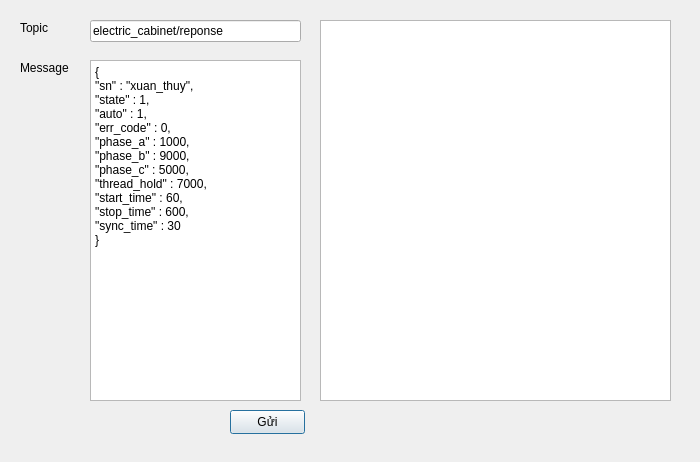
Qt form fake_mqtt.ui (LeKhacVuong/QT_osm_map_electrical_cabin) before a commit.
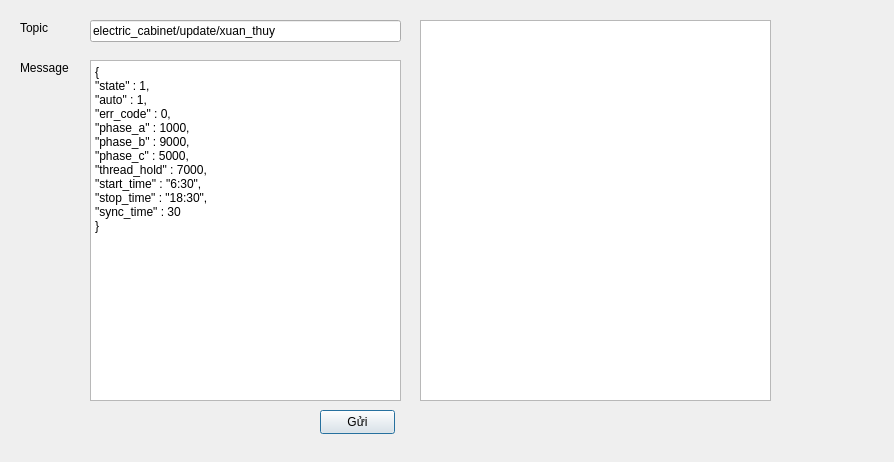
The same form after that commit.

Patch:
```diff
--- a/fake_mqtt.ui
+++ b/fake_mqtt.ui
@@ -6,7 +6,7 @@
    <rect>
     <x>0</x>
     <y>0</y>
-    <width>700</width>
+    <width>894</width>
     <height>462</height>
    </rect>
   </property>
@@ -18,12 +18,12 @@
     <rect>
      <x>90</x>
      <y>20</y>
-     <width>211</width>
+     <width>311</width>
      <height>22</height>
     </rect>
    </property>
    <property name="text">
-    <string>electric_cabinet/reponse</string>
+    <string>electric_cabinet/update/xuan_thuy</string>
    </property>
   </widget>
   <widget class="QTextEdit" name="textEdit_msg">
@@ -31,7 +31,7 @@
     <rect>
      <x>90</x>
      <y>60</y>
-     <width>211</width>
+     <width>311</width>
      <height>341</height>
     </rect>
    </property>
@@ -44,7 +44,6 @@
 li.checked::marker { content: &quot;\2612&quot;; }
 &lt;/style&gt;&lt;/head&gt;&lt;body style=&quot; font-family:'Segoe UI'; font-size:9pt; font-weight:400; font-style:normal;&quot;&gt;
 &lt;p style=&quot; margin-top:0px; margin-bottom:0px; margin-left:0px; margin-right:0px; -qt-block-indent:0; text-indent:0px;&quot;&gt;{&lt;/p&gt;
-&lt;p style=&quot; margin-top:0px; margin-bottom:0px; margin-left:0px; margin-right:0px; -qt-block-indent:0; text-indent:0px;&quot;&gt;&amp;quot;sn&amp;quot; : &amp;quot;xuan_thuy&amp;quot;,&lt;/p&gt;
 &lt;p style=&quot; margin-top:0px; margin-bottom:0px; margin-left:0px; margin-right:0px; -qt-block-indent:0; text-indent:0px;&quot;&gt;&amp;quot;state&amp;quot; : 1,&lt;/p&gt;
 &lt;p style=&quot; margin-top:0px; margin-bottom:0px; margin-left:0px; margin-right:0px; -qt-block-indent:0; text-indent:0px;&quot;&gt;&amp;quot;auto&amp;quot; : 1,&lt;/p&gt;
 &lt;p style=&quot; margin-top:0px; margin-bottom:0px; margin-left:0px; margin-right:0px; -qt-block-indent:0; text-indent:0px;&quot;&gt;&amp;quot;err_code&amp;quot; : 0,&lt;/p&gt;
@@ -52,8 +51,8 @@
 &lt;p style=&quot; margin-top:0px; margin-bottom:0px; margin-left:0px; margin-right:0px; -qt-block-indent:0; text-indent:0px;&quot;&gt;&amp;quot;phase_b&amp;quot; : 9000,&lt;/p&gt;
 &lt;p style=&quot; margin-top:0px; margin-bottom:0px; margin-left:0px; margin-right:0px; -qt-block-indent:0; text-indent:0px;&quot;&gt;&amp;quot;phase_c&amp;quot; : 5000,&lt;/p&gt;
 &lt;p style=&quot; margin-top:0px; margin-bottom:0px; margin-left:0px; margin-right:0px; -qt-block-indent:0; text-indent:0px;&quot;&gt;&amp;quot;thread_hold&amp;quot; : 7000,&lt;/p&gt;
-&lt;p style=&quot; margin-top:0px; margin-bottom:0px; margin-left:0px; margin-right:0px; -qt-block-indent:0; text-indent:0px;&quot;&gt;&amp;quot;start_time&amp;quot; : 60,&lt;/p&gt;
-&lt;p style=&quot; margin-top:0px; margin-bottom:0px; margin-left:0px; margin-right:0px; -qt-block-indent:0; text-indent:0px;&quot;&gt;&amp;quot;stop_time&amp;quot; : 600,&lt;/p&gt;
+&lt;p style=&quot; margin-top:0px; margin-bottom:0px; margin-left:0px; margin-right:0px; -qt-block-indent:0; text-indent:0px;&quot;&gt;&amp;quot;start_time&amp;quot; : &amp;quot;6:30&amp;quot;,&lt;/p&gt;
+&lt;p style=&quot; margin-top:0px; margin-bottom:0px; margin-left:0px; margin-right:0px; -qt-block-indent:0; text-indent:0px;&quot;&gt;&amp;quot;stop_time&amp;quot; : &amp;quot;18:30&amp;quot;,&lt;/p&gt;
 &lt;p style=&quot; margin-top:0px; margin-bottom:0px; margin-left:0px; margin-right:0px; -qt-block-indent:0; text-indent:0px;&quot;&gt;&amp;quot;sync_time&amp;quot; : 30&lt;/p&gt;
 &lt;p style=&quot; margin-top:0px; margin-bottom:0px; margin-left:0px; margin-right:0px; -qt-block-indent:0; text-indent:0px;&quot;&gt;}&lt;/p&gt;&lt;/body&gt;&lt;/html&gt;</string>
    </property>
@@ -61,7 +60,7 @@
   <widget class="QPushButton" name="pushButton_publish">
    <property name="geometry">
     <rect>
-     <x>230</x>
+     <x>320</x>
      <y>410</y>
      <width>75</width>
      <height>24</height>
@@ -100,7 +99,7 @@
   <widget class="QListWidget" name="listWidget">
    <property name="geometry">
     <rect>
-     <x>320</x>
+     <x>420</x>
      <y>20</y>
      <width>351</width>
      <height>381</height>
```
